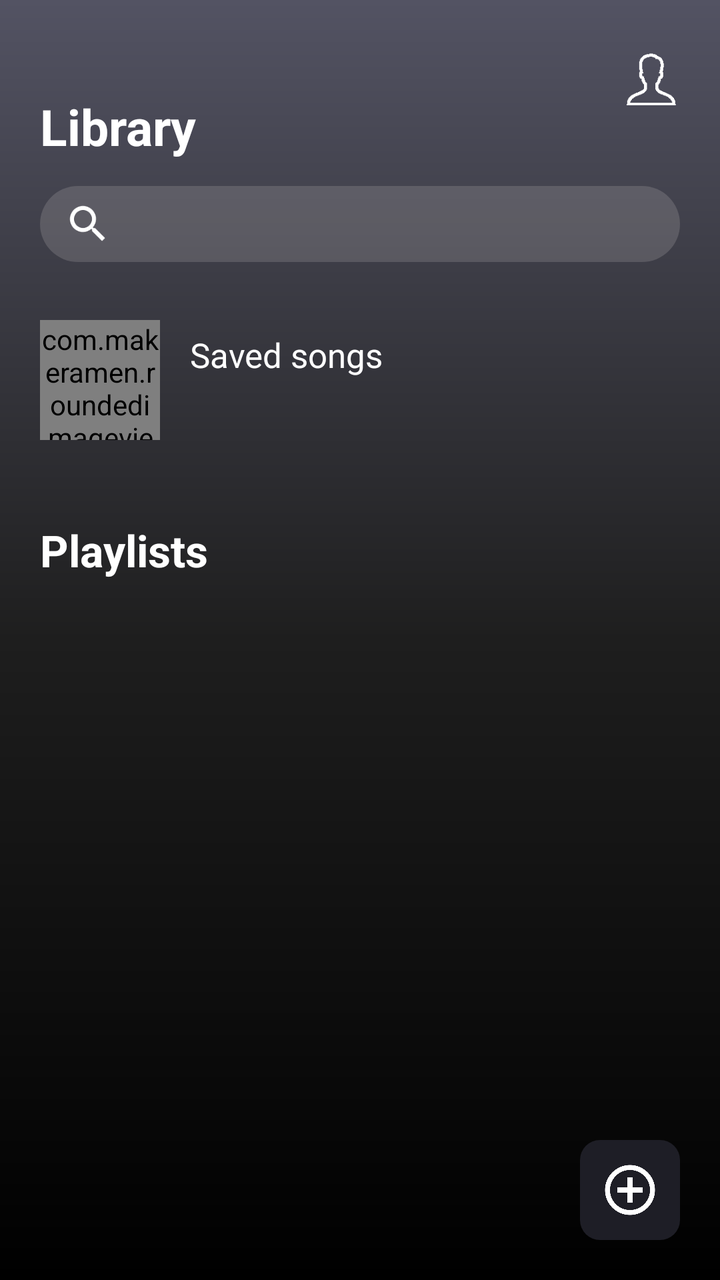
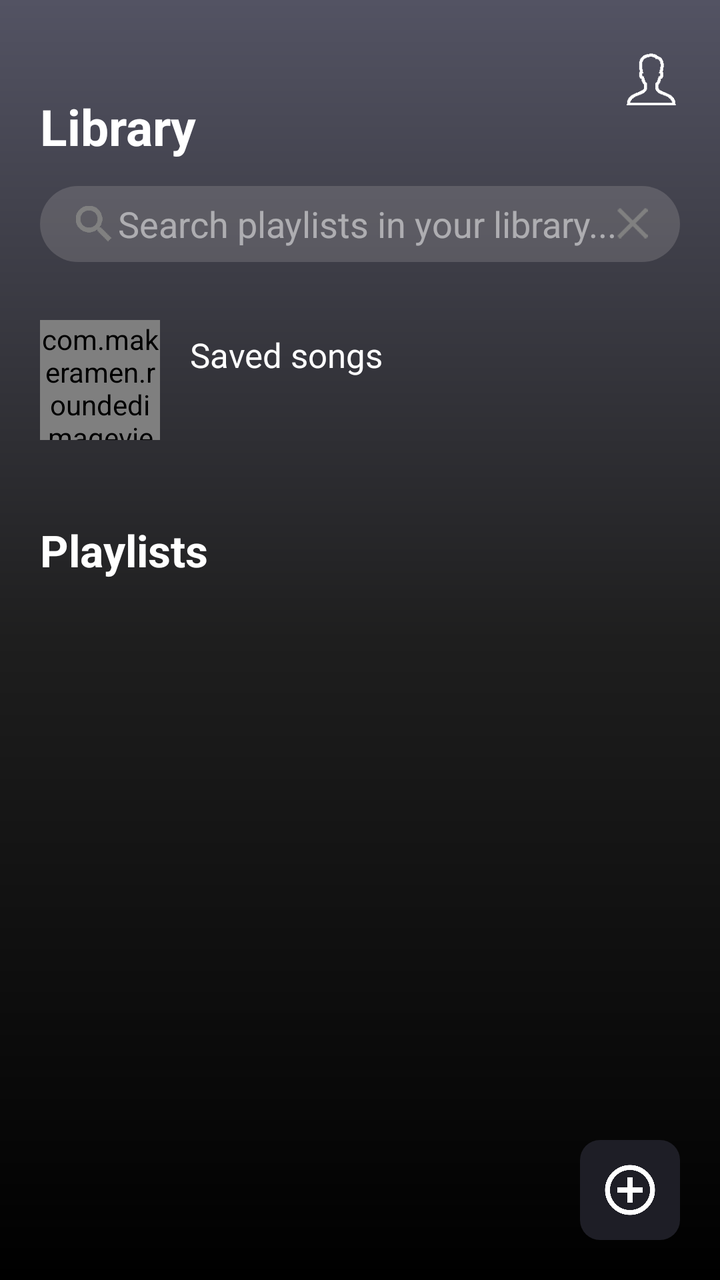

Before-and-after screenshots of an Android layout around one commit, followed by the original layout XML and the change that was made.
<!-- AndroidManifest.xml: application theme Theme.Hudba -->
<!-- res/layout/fragment_library.xml -->
<?xml version="1.0" encoding="utf-8"?>
<androidx.coordinatorlayout.widget.CoordinatorLayout
    xmlns:android="http://schemas.android.com/apk/res/android"
    xmlns:app="http://schemas.android.com/apk/res-auto"
    android:layout_width="match_parent"
    android:background="@drawable/fragment_bg"
    android:layout_height="match_parent"
    android:fitsSystemWindows="true">
    <com.google.android.material.appbar.AppBarLayout
        android:id="@+id/parent"
        android:layout_height="140dp"
        android:layout_width="match_parent"
        android:background="@color/transparent_color"
        android:theme="@style/ThemeOverlay.AppCompat.Dark.ActionBar">
        
        <com.google.android.material.appbar.CollapsingToolbarLayout
            android:id="@+id/collapsingToolbar"
            android:layout_width="match_parent"
            android:layout_height="match_parent"
            app:contentScrim="?attr/colorPrimary"
            app:layout_scrollFlags="scroll|exitUntilCollapsed">

            <RelativeLayout
                android:layout_width="match_parent"
                android:layout_height="wrap_content"
                android:paddingRight="@dimen/margin_20"
                android:layout_marginTop="@dimen/margin_10">

                <ImageView
                    android:id="@+id/btn_profile"
                    android:layout_width="@dimen/margin_30"
                    android:layout_height="@dimen/margin_30"
                    android:layout_marginTop="@dimen/margin_15"
                    android:layout_alignParentRight="true"
                    android:src="@drawable/ic_profile" />
                <LinearLayout
                    android:id="@+id/li_title"
                    android:layout_width="match_parent"
                    android:layout_height="wrap_content">
                    <TextView
                        android:layout_width="match_parent"
                        android:layout_height="@dimen/margin_60"
                        android:textSize="@dimen/text_25"
                        android:textStyle="bold"
                        android:paddingStart="@dimen/margin_20"
                        android:layout_marginTop="@dimen/margin_10"
                        android:gravity="bottom"
                        android:textColor="@color/white_color"
                        app:layout_collapseMode="parallax"
                        android:text="@string/library"
                        />
                </LinearLayout>
            </RelativeLayout>

            <androidx.appcompat.widget.Toolbar
                android:id="@+id/toolbar"
                android:layout_width="match_parent"
                android:layout_height="?attr/actionBarSize"
                app:layout_collapseMode="pin"
                android:layout_gravity="right|bottom"
                app:popupTheme="@style/ThemeOverlay.AppCompat.Light">
                <RelativeLayout
                    android:layout_width="match_parent"
                    android:layout_height="wrap_content"
                    android:layout_marginStart="@dimen/margin_20"
                    android:layout_marginEnd="@dimen/margin_20"
                    android:background="@drawable/bk_search_bar">
                    <androidx.appcompat.widget.SearchView
                        android:id="@+id/search_txt"
                        android:layout_width="match_parent"
                        android:layout_centerInParent="true"
                        android:layout_centerVertical="true"
                        android:layout_height="38dp"
                        app:queryHint="Search playlists in your library..." />
                </RelativeLayout>
            </androidx.appcompat.widget.Toolbar>

        </com.google.android.material.appbar.CollapsingToolbarLayout>

    </com.google.android.material.appbar.AppBarLayout>
    <androidx.core.widget.NestedScrollView
        android:layout_width="match_parent"
        android:layout_height="match_parent"
        android:fitsSystemWindows="true"
        app:layout_behavior="@string/appbar_scrolling_view_behavior">
        <LinearLayout
            android:layout_width="match_parent"
            android:layout_height="match_parent"
            android:paddingBottom="@dimen/margin_80"
            android:layout_marginLeft="@dimen/margin_20"
            android:layout_marginRight="@dimen/margin_20"
            android:layout_marginTop="@dimen/margin_20"
            android:orientation="vertical">
            <LinearLayout
                android:layout_width="match_parent"
                android:layout_height="match_parent"
                android:orientation="vertical">
                <LinearLayout
                    android:id="@+id/li_saved"
                    android:layout_width="match_parent"
                    android:layout_height="wrap_content">
                    <com.makeramen.roundedimageview.RoundedImageView
                        android:id="@+id/saved_song_image"
                        android:layout_width="@dimen/margin_60"
                        android:layout_height="@dimen/margin_60"
                        app:riv_corner_radius="@dimen/margin_10"
                        android:src="@drawable/aaa"
                        />
                    <LinearLayout
                        android:layout_width="0dp"
                        android:layout_weight="1"
                        android:layout_height="wrap_content"
                        android:orientation="vertical"
                        android:layout_marginLeft="@dimen/margin_15"
                        android:layout_gravity="center"
                        >
                        <TextView
                            android:layout_width="match_parent"
                            android:layout_height="wrap_content"
                            android:text="@string/saved_song"
                            android:textColor="@color/white_color"
                            android:textSize="@dimen/text_17"
                            />
                        <TextView
                            android:id="@+id/song_cnt"
                            android:layout_width="match_parent"
                            android:layout_height="wrap_content"
                            android:layout_marginTop="@dimen/margin_5"
                            android:textSize="@dimen/text_15"
                            android:textColor="@color/grey_dark"
                            />
                    </LinearLayout>
                </LinearLayout>
                <LinearLayout
                    android:layout_width="match_parent"
                    android:layout_height="wrap_content"
                    android:visibility="gone"
                    android:layout_marginTop="@dimen/margin_10"
                    >
                    <com.makeramen.roundedimageview.RoundedImageView
                        android:id="@+id/artist_image"
                        android:layout_width="@dimen/margin_60"
                        android:layout_height="@dimen/margin_60"
                        app:riv_corner_radius="@dimen/margin_10"
                        android:src="@drawable/aaa"
                        />
                    <LinearLayout
                        android:layout_width="0dp"
                        android:layout_weight="1"
                        android:layout_height="wrap_content"
                        android:orientation="vertical"
                        android:layout_marginLeft="@dimen/margin_15"
                        android:layout_gravity="center"
                        >
                        <TextView
                            android:layout_width="match_parent"
                            android:layout_height="wrap_content"
                            android:text="@string/artist"
                            android:textColor="@color/white_color"
                            android:textSize="@dimen/text_17"
                            />
                        <TextView
                            android:id="@+id/artist_cnt"
                            android:layout_width="match_parent"
                            android:layout_height="wrap_content"
                            android:layout_marginTop="@dimen/margin_5"
                            android:textSize="@dimen/text_15"
                            android:textColor="@color/grey_dark"
                            />
                    </LinearLayout>
                </LinearLayout>
                <LinearLayout
                    android:id="@+id/li_playlist"
                    android:layout_width="match_parent"
                    android:layout_height="wrap_content"
                    android:layout_marginTop="@dimen/margin_30">
                    <TextView
                        android:layout_width="0dp"
                        android:layout_weight="1"
                        android:layout_height="wrap_content"
                        android:text="@string/playlist"
                        android:layout_gravity="center"
                        android:textStyle="bold"
                        android:textColor="@color/white_color"
                        android:textSize="@dimen/text_22"
                        />
                    <ImageView
                        android:id="@+id/filter_playlist"
                        android:layout_width="@dimen/margin_50"
                        android:layout_height="@dimen/margin_50"
                        android:paddingLeft="@dimen/padding_20"
                        android:paddingBottom="12dp"
                        android:paddingTop="12dp"
                        android:visibility="invisible"
                        android:src="@drawable/ic_list"
                        android:layout_gravity="center"
                        app:tint="@color/white_color" />
                </LinearLayout>
                <LinearLayout
                    android:id="@+id/li_list"
                    android:layout_width="match_parent"
                    android:layout_height="wrap_content"
                    android:layout_marginTop="@dimen/margin_10"
                    android:orientation="vertical">
                    <androidx.recyclerview.widget.RecyclerView
                        android:id="@+id/rv_playlist"
                        android:layout_width="match_parent"
                        android:layout_height="wrap_content"/>
                </LinearLayout>
            </LinearLayout>
        </LinearLayout>
    </androidx.core.widget.NestedScrollView>
    <RelativeLayout
        android:id="@+id/add_playlist"
        android:layout_width="wrap_content"
        android:layout_height="wrap_content"
        android:layout_gravity="right|bottom"
        android:layout_marginBottom="@dimen/margin_20"
        android:layout_marginRight="@dimen/margin_20"
        >
        <LinearLayout
            android:layout_width="@dimen/margin_50"
            android:layout_height="@dimen/margin_50"
            android:background="@drawable/bg_round_rect"
            />
        <ImageView
            android:layout_width="@dimen/margin_30"
            android:layout_height="@dimen/margin_30"
            android:src="@drawable/ic_plus"
            android:layout_centerInParent="true"
            app:tint="@color/white_color" />
    </RelativeLayout>
</androidx.coordinatorlayout.widget.CoordinatorLayout>
<!-- resources referenced by this layout -->
<resources>
  <color name="grey_dark">#878788</color>
  <color name="transparent_color">#00FFFFFF</color>
  <color name="white_color">#FFFFFFFF</color>
  <dimen name="margin_10">10dp</dimen>
  <dimen name="margin_15">15dp</dimen>
  <dimen name="margin_20">20dp</dimen>
  <dimen name="margin_30">30dp</dimen>
  <dimen name="margin_5">5dp</dimen>
  <dimen name="margin_50">50dp</dimen>
  <dimen name="margin_60">60dp</dimen>
  <dimen name="margin_80">80dp</dimen>
  <dimen name="padding_20">20dp</dimen>
  <dimen name="text_15">15sp</dimen>
  <dimen name="text_17">17sp</dimen>
  <dimen name="text_22">22sp</dimen>
  <dimen name="text_25">25sp</dimen>
  <!-- drawable aaa: jpg bitmap (drawable-xxxhdpi, 3185 bytes) -->
  <!-- drawable bg_round_rect (drawable) -->
  <?xml version="1.0" encoding="utf-8"?>
  <shape xmlns:android="http://schemas.android.com/apk/res/android"
      android:shape="rectangle">
      <solid android:color="@color/bottom_nav_bg_color" />
      <corners android:radius="@dimen/padding_10" />
  </shape>
  <!-- drawable bk_search_bar (drawable) -->
  <?xml version="1.0" encoding="utf-8"?>
  <shape xmlns:android="http://schemas.android.com/apk/res/android"
      android:shape="rectangle">
      <solid android:color="@color/grey_search" />
      <corners android:radius="24dp" />
  </shape>
  <!-- drawable fragment_bg (drawable) -->
  <?xml version="1.0" encoding="utf-8"?>
  <shape xmlns:android="http://schemas.android.com/apk/res/android">
      <gradient android:startColor="#535363"
          android:centerColor="#1E1E1E"
          android:endColor="@color/black_color"
          android:angle="270"
          />
  </shape>
  <!-- drawable ic_list: png bitmap (drawable-xxxhdpi, 1261 bytes) -->
  <!-- drawable ic_plus: png bitmap (drawable-xxxhdpi, 8582 bytes) -->
  <!-- drawable ic_profile: png bitmap (drawable-xxxhdpi, 3390 bytes) -->
  <string name="artist">Artists</string>
  <string name="library">Library</string>
  <string name="playlist">Playlists</string>
  <string name="saved_song">Saved songs</string>
  <style name="Theme.Hudba" parent="Theme.AppCompat.DayNight.NoActionBar">
          
          <item name="colorPrimary">@color/black_color</item>
          <item name="colorPrimaryVariant">@color/black_color</item>
          <item name="colorOnPrimary">@color/white_color</item>
          
          <item name="android:statusBarColor" tools:targetApi="l">?attr/colorPrimaryVariant</item>
          <item name="android:autofilledHighlight" tools:ignore="NewApi">@color/transparent_color</item>
          
      </style>
  <color name="bottom_nav_bg_color">#1e1e26</color>
  <dimen name="padding_10">10dp</dimen>
  <color name="grey_search">#39BCB7B7</color>
  <color name="black_color">#FF000000</color>
</resources>

<!-- the commit's change to res/layout/fragment_library.xml (unified diff, before → after) -->
@@ -65,13 +65,24 @@
                     android:layout_marginStart="@dimen/margin_20"
                     android:layout_marginEnd="@dimen/margin_20"
                     android:background="@drawable/bk_search_bar">
-                    <androidx.appcompat.widget.SearchView
+                    <AutoCompleteTextView
                         android:id="@+id/search_txt"
                         android:layout_width="match_parent"
                         android:layout_centerInParent="true"
                         android:layout_centerVertical="true"
                         android:layout_height="38dp"
-                        app:queryHint="Search playlists in your library..." />
+                        android:maxLines="1"
+                        android:inputType="text"
+                        android:singleLine="true"
+                        android:background="@android:color/transparent"
+                        android:paddingLeft="@dimen/margin_15"
+                        android:paddingRight="@dimen/padding_15"
+                        android:drawableEnd="@drawable/ic_close"
+                        android:hint="Search playlists in your library..."
+                        android:paddingStart="@dimen/padding_15"
+                        android:imeOptions="actionSearch"
+                        android:imeActionId="666"
+                        android:drawableStart="@drawable/search_dialog_ic_search"/>
                 </RelativeLayout>
             </androidx.appcompat.widget.Toolbar>
 
<!-- resource entries referenced after the edit -->
@@ -11,6 +11,7 @@
   <dimen name="margin_50">50dp</dimen>
   <dimen name="margin_60">60dp</dimen>
   <dimen name="margin_80">80dp</dimen>
+  <dimen name="padding_15">15dp</dimen>
   <dimen name="padding_20">20dp</dimen>
   <dimen name="text_15">15sp</dimen>
   <dimen name="text_17">17sp</dimen>
@@ -40,9 +41,11 @@
           android:angle="270"
           />
   </shape>
+  <!-- drawable ic_close: png bitmap (drawable-xxxhdpi, 3113 bytes) -->
   <!-- drawable ic_list: png bitmap (drawable-xxxhdpi, 1261 bytes) -->
   <!-- drawable ic_plus: png bitmap (drawable-xxxhdpi, 8582 bytes) -->
   <!-- drawable ic_profile: png bitmap (drawable-xxxhdpi, 3390 bytes) -->
+  <!-- drawable search_dialog_ic_search: png bitmap (drawable-xxxhdpi, 3215 bytes) -->
   <string name="artist">Artists</string>
   <string name="library">Library</string>
   <string name="playlist">Playlists</string>
